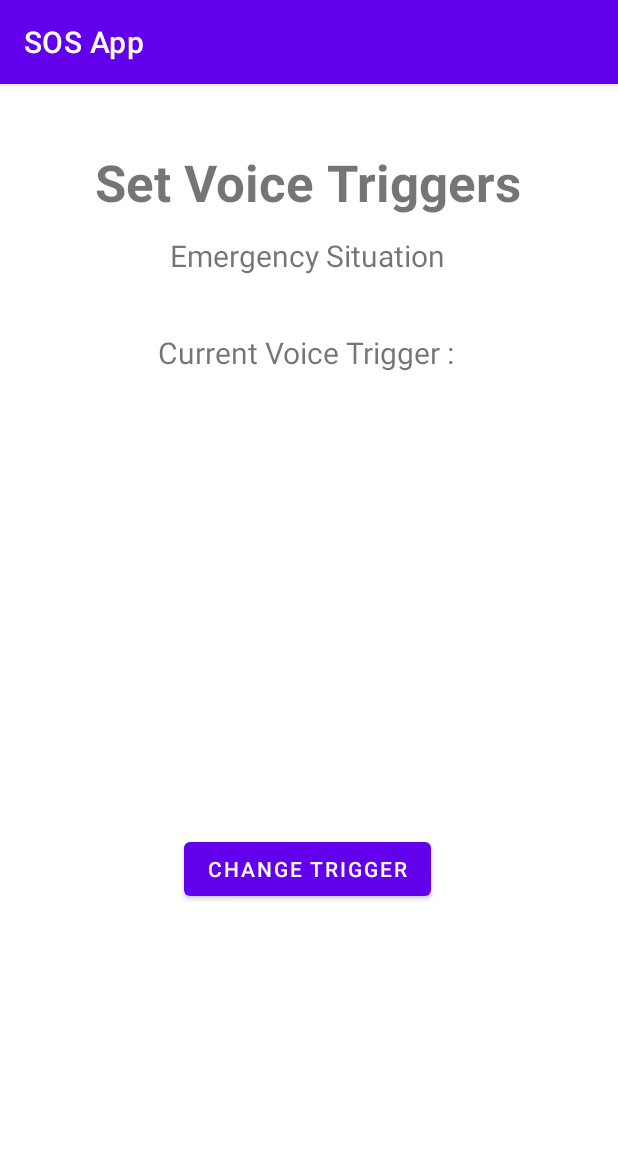
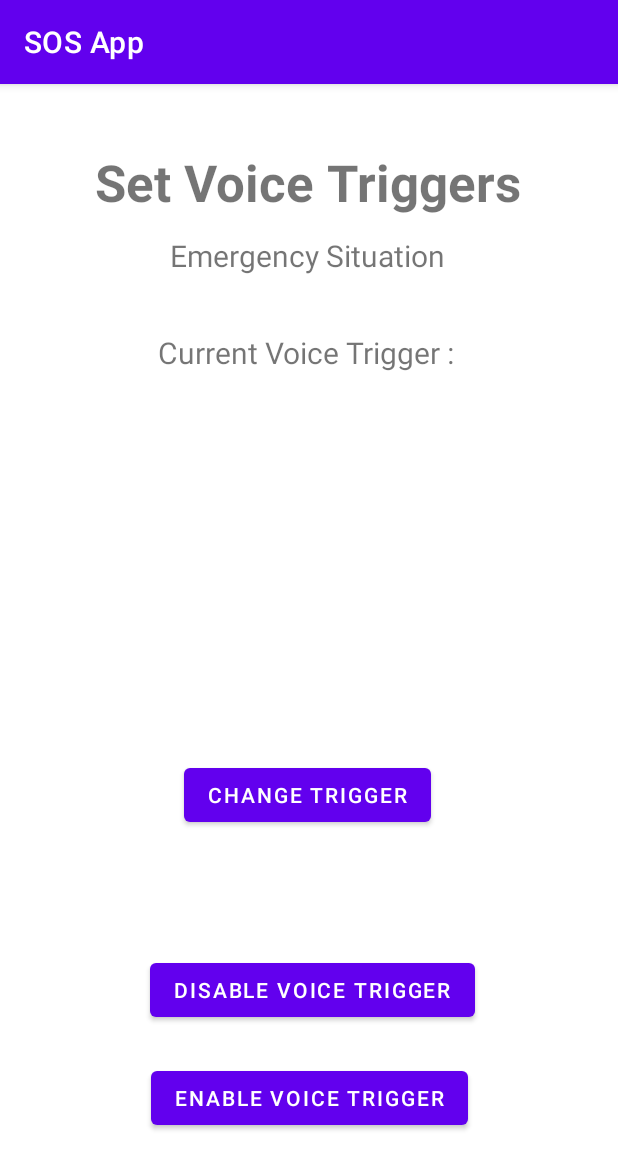
Before and after one commit to vishalkarthik17/Perpetual-Motion-Squad_Vishal-Karthikeyan, an Android app: the MainMenu screen opened directly, with no data from a screen before it, after a tap on "SET VOICE TRIGGER", on a phone screen of 412 x 824 dp. Shown: the top 1169 px of the screen. Run offline under Robolectric (Android 15) with nearby library versions, the phone set to English and light mode, and no system bars; our stand-ins replace Firebase (no records; nobody signed in at launch, a user with empty details on screens opened directly); 3 statements that could not run were skipped.

Commit message:
Voice Trigger for Location Tracking Added

```diff
--- a/app/src/main/AndroidManifest.xml
+++ b/app/src/main/AndroidManifest.xml
@@ -2,6 +2,7 @@
 <manifest xmlns:android="http://schemas.android.com/apk/res/android"
     package="com.example.sosapp">
 
+    <uses-permission android:name="android.permission.VIBRATE" />
     <application
         android:allowBackup="true"
         android:icon="@mipmap/ic_launcher"
@@ -50,11 +51,14 @@
         </activity>
         <service android:name=".TrackingService"
             android:enabled="true" />
+        <service android:name=".TriggerService"
+            android:enabled="true" />
     </application>
 
     <uses-permission android:name="android.permission.INTERNET" />
     <uses-permission android:name="android.permission.ACCESS_FINE_LOCATION" />
     <uses-permission android:name="android.permission.ACCESS_COARSE_LOCATION" />
     <uses-permission android:name="android.permission.FOREGROUND_SERVICE"></uses-permission>
+    <uses-permission android:name="android.permission.RECORD_AUDIO"></uses-permission>
 
 </manifest>
--- a/app/src/main/java/com/example/sosapp/MainMenu.java
+++ b/app/src/main/java/com/example/sosapp/MainMenu.java
@@ -11,6 +11,8 @@ import android.content.Intent;
 import android.os.Bundle;
 import android.view.View;
 import android.widget.Button;
+import android.widget.EditText;
+import android.widget.TextView;
 import android.widget.Toast;
 
 import com.google.firebase.auth.FirebaseAuth;
@@ -28,14 +30,14 @@ public class MainMenu extends AppCompatActivity {
     Button trackon,trackoff;
     DatabaseReference reff;
     FirebaseAuth fAuth;
-    private TrackingService ser;
+    TextView TrackText;
 
 
     @Override
     protected void onCreate(Bundle savedInstanceState) {
         super.onCreate(savedInstanceState);
         setContentView(R.layout.activity_main_menu);
-        ActivityCompat.requestPermissions(this,new String[]{Manifest.permission.ACCESS_FINE_LOCATION,Manifest.permission.ACCESS_COARSE_LOCATION},101);
+        ActivityCompat.requestPermissions(this,new String[]{Manifest.permission.ACCESS_FINE_LOCATION,Manifest.permission.ACCESS_COARSE_LOCATION,Manifest.permission.RECORD_AUDIO,Manifest.permission.FOREGROUND_SERVICE},101);
 
         setVoiceTriggerBtn=findViewById(R.id.VoiceTriggerBtn);
         AddEmergencyContactBtn=findViewById(R.id.AddECBtn);
@@ -43,10 +45,29 @@ public class MainMenu extends AppCompatActivity {
         LiveTracingBtn=findViewById(R.id.liveTrackBtn);
         trackon=findViewById(R.id.trackON);
         trackoff=findViewById(R.id.trackOFF);
+        TrackText=findViewById(R.id.TrackText);
         reff= FirebaseDatabase.getInstance().getReference();
         fAuth=FirebaseAuth.getInstance();
-        ser=new TrackingService();
 
+
+        //Track Text visibility condition.
+        reff.addValueEventListener(new ValueEventListener() {
+            @Override
+            public void onDataChange(@NonNull DataSnapshot snapshot) {
+                String ct=snapshot.child("Users").child(fAuth.getUid()).child("CanTrackMe").getValue().toString();
+                if(ct.equals("true"))
+                    TrackText.setVisibility(View.VISIBLE);
+                else
+                    TrackText.setVisibility(View.INVISIBLE);
+            }
+
+            @Override
+            public void onCancelled(@NonNull DatabaseError error) {
+
+            }
+        });
+
+        //4 Menu Option Buttons OnClick
         setVoiceTriggerBtn.setOnClickListener(new View.OnClickListener() {
             @Override
             public void onClick(View v) {
@@ -97,10 +118,51 @@ public class MainMenu extends AppCompatActivity {
 
             }
         });
+
+
+        //these two on click listeners call startTracking and stopTracking Respectively
         trackon.setOnClickListener(new View.OnClickListener() {
+            @Override
+            public void onClick(View v) {
+                startTracking();
+            }
+        });
+        trackoff.setOnClickListener(new View.OnClickListener() {
 
             @Override
             public void onClick(View v) {
+                stopTracking();
+            }
+        });
+
+        startTriggerService();
+
+    }
+    //Trigger Service: Starter and Stopper
+    //Trigger Service Listens For Mobile Shake and initiates Voice input
+    public void startTriggerService() {
+
+        Intent serviceIntent = new Intent(this, TriggerService.class);
+        serviceIntent.setAction("STARTSERVICE");
+        if(!isMyServiceRunning(TriggerService.class)){
+            startService(serviceIntent);
+        }
+        else
+            Toast.makeText(this, "already running", Toast.LENGTH_SHORT).show();
+    }
+    public void stopTriggerService() {
+        if(isMyServiceRunning(TriggerService.class)){
+            Intent serviceIntent = new Intent(this, TriggerService.class);
+            serviceIntent.setAction("STOPSERVICE");
+            startService(serviceIntent);
+        }
+
+    }
+
+
+    //startTracking and stopTracking :
+    // updates the CanTrackMe field in database and calls respective Tracking Services
+    public void startTracking(){
         reff.child("Users").child(fAuth.getUid()).child("CanTrackMe").setValue("true");
         reff.addListenerForSingleValueEvent(new ValueEventListener() {
             @Override
@@ -116,13 +178,9 @@ public class MainMenu extends AppCompatActivity {
 
             }
         });
-                startService(v);
+        startTrackingService();
     }
-        });
-        trackoff.setOnClickListener(new View.OnClickListener() {
-
-            @Override
-            public void onClick(View v) {
+    public void stopTracking(){
         reff.child("Users").child(fAuth.getUid()).child("CanTrackMe").setValue("false");
         reff.addListenerForSingleValueEvent(new ValueEventListener() {
             @Override
@@ -139,31 +197,33 @@ public class MainMenu extends AppCompatActivity {
             }
         });
 
-                stopService(v);
-            }
-        });
-
+        stopTrackingService();
     }
 
-    public void startService(View v) {
+
+    //Tracking Service: Starter and Stopper
+    //Tracking Service Starts/Stops Tracking the live location of the user in distress
+    public void startTrackingService() {
 
         Intent serviceIntent = new Intent(this, TrackingService.class);
         serviceIntent.setAction("STARTSERVICE");
-        if(!isMyServiceRunning(ser.getClass())){
+        if(!isMyServiceRunning(TrackingService.class)){
             startService(serviceIntent);
         }
 
         else
             Toast.makeText(this, "already running", Toast.LENGTH_SHORT).show();
     }
-    public void stopService(View v) {
-        if(isMyServiceRunning(ser.getClass())){
+    public void stopTrackingService() {
+        if(isMyServiceRunning(TrackingService.class)){
             Intent serviceIntent = new Intent(this, TrackingService.class);
             serviceIntent.setAction("STOPSERVICE");
             startService(serviceIntent);
         }
 
     }
+
+    //Function to check whether a service is running or not
     private boolean isMyServiceRunning(Class<?> serviceClass) {
         ActivityManager manager = (ActivityManager) getSystemService(Context.ACTIVITY_SERVICE);
         for (ActivityManager.RunningServiceInfo service : manager.getRunningServices(Integer.MAX_VALUE)) {
@@ -173,4 +233,5 @@ public class MainMenu extends AppCompatActivity {
         }
         return false;
     }
+
 }
--- a/app/src/main/res/layout/activity_set_voice_trigger.xml
+++ b/app/src/main/res/layout/activity_set_voice_trigger.xml
@@ -71,6 +71,29 @@
         app:layout_constraintHorizontal_bias="0.497"
         app:layout_constraintStart_toStartOf="parent"
         app:layout_constraintTop_toBottomOf="@+id/CurrentTriggerTextView"
-        app:layout_constraintVertical_bias="0.306" />
+        app:layout_constraintVertical_bias="0.151" />
+
+    <Button
+        android:id="@+id/DisableV"
+        android:layout_width="wrap_content"
+        android:layout_height="wrap_content"
+        android:text="Disable Voice Trigger"
+        app:layout_constraintBottom_toBottomOf="parent"
+        app:layout_constraintEnd_toEndOf="parent"
+        app:layout_constraintHorizontal_bias="0.512"
+        app:layout_constraintStart_toStartOf="parent"
+        app:layout_constraintTop_toBottomOf="@+id/ChangeTriggerBtn"
+        app:layout_constraintVertical_bias="0.368" />
+
+    <Button
+        android:id="@+id/EnableV"
+        android:layout_width="wrap_content"
+        android:layout_height="wrap_content"
+        android:text="Enable Voice Trigger"
+        app:layout_constraintBottom_toBottomOf="parent"
+        app:layout_constraintEnd_toEndOf="parent"
+        app:layout_constraintStart_toStartOf="parent"
+        app:layout_constraintTop_toBottomOf="@+id/DisableV"
+        app:layout_constraintVertical_bias="0.263" />
 
 </androidx.constraintlayout.widget.ConstraintLayout>
```
Also changed, not shown: app/src/main/java/com/example/sosapp/Restarter.java (+15 -3 lines), app/src/main/java/com/example/sosapp/SetVoiceTrigger.java (+52 -0 lines), app/src/main/java/com/example/sosapp/TrackingService.java (+5 -2 lines), app/src/main/java/com/example/sosapp/TriggerService.java (added, +313 -0 lines), app/src/main/res/layout/activity_main_menu.xml (+13 -0 lines). Lines whose indentation alone changed are shown as unchanged.
